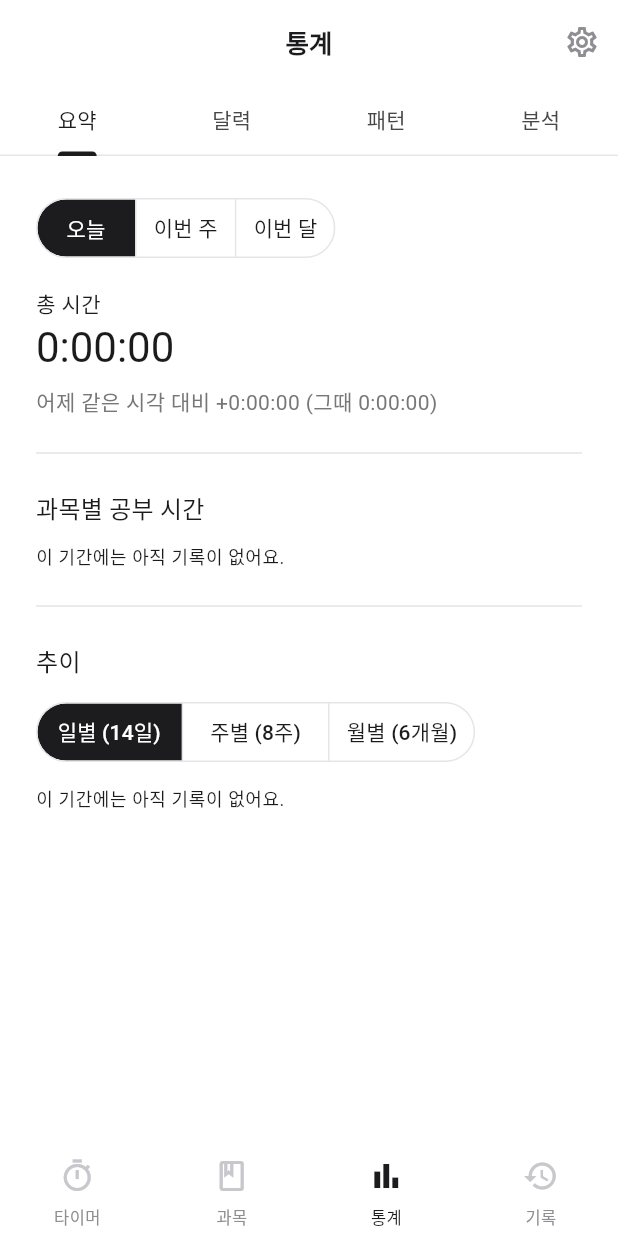
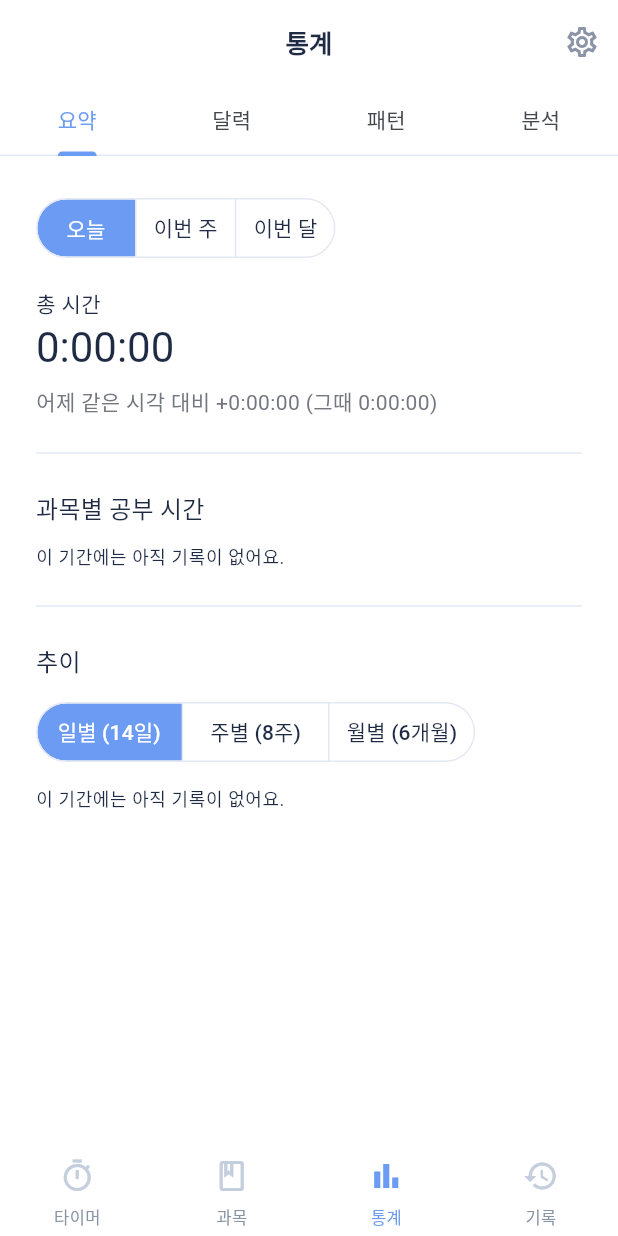
Before and after one commit to leche5736-oss/study-timer, a Flutter app: the screen it shows after launch, item 3 of the bottom bar chosen, on a phone screen of 412 x 824 dp. Run offline on Flutter 3.47's test engine with Material 3 defaults, Android fonts, the phone set to English and light mode, and no system bars; our stand-ins replace flutter_local_notifications, shared_preferences, supabase_flutter, timezone; accounts and stored records are empty.

Commit message:
0.8.1: 화이트·파스텔 블루 색감, 밝은 휴식 화면, 분석 기준
Co-Authored-By: Claude Opus 5.5 (1M context) <noreply@anthropic.com>
Claude-Session: https://claude.ai/code/session_01SKaRfKLzgM57NpQ51tDC7L

```diff
--- a/lib/screens/home_screen.dart
+++ b/lib/screens/home_screen.dart
@@ -6,6 +6,7 @@ import '../models.dart';
 import '../services/store.dart';
 import '../services/sync.dart';
 import '../services/window.dart';
+import '../theme.dart';
 import 'focus_screen.dart';
 import 'history_tab.dart';
 import 'mini_timer.dart';
@@ -79,9 +80,9 @@ class _HomeScreenState extends State<HomeScreen> {
           Phase.rest => RestScreen(store: store),
           _ => _home(context),
         };
-        // 검은 바탕 위에서 이전 화면이 먼저 사라지고 새 화면이 나타납니다.
+        // 어두운 바탕 위에서 이전 화면이 먼저 사라지고 새 화면이 나타납니다.
         return ColoredBox(
-          color: Colors.black,
+          color: AppColors.night,
           child: AnimatedSwitcher(
             duration: const Duration(milliseconds: 900),
             switchInCurve: const Interval(0.4, 1, curve: Curves.easeOut),
--- a/lib/screens/stats_tab.dart
+++ b/lib/screens/stats_tab.dart
@@ -81,13 +81,28 @@ class _StatsTabState extends State<StatsTab> {
                 ]),
                 page([
                   _section(theme, '딴짓·딴생각 (최근 7일)'),
-                  _distractions(theme, sessions, now),
+                  _gated(
+                    theme,
+                    distractionReadiness(sessions, now, dayStartHour: _h),
+                    '최근 7일 중 공부한 날',
+                    () => _distractions(theme, sessions, now),
+                  ),
                   const Divider(height: 48),
                   _section(theme, '집중 길이별 집중도'),
-                  _lengths(theme, sessions),
+                  _gated(
+                    theme,
+                    lengthReadiness(sessions),
+                    '집중도를 남긴 블록',
+                    () => _lengths(theme, sessions),
+                  ),
                   const Divider(height: 48),
                   _section(theme, '휴식 방식별 다음 블록 집중도'),
-                  _rests(theme, sessions),
+                  _gated(
+                    theme,
+                    restReadiness(sessions),
+                    '휴식 중 한 일을 남기고 이어서 공부한 블록',
+                    () => _rests(theme, sessions),
+                  ),
                   const Divider(height: 48),
                   _csvButton(sessions),
                 ]),
@@ -512,6 +527,31 @@ class _StatsTabState extends State<StatsTab> {
     );
   }
 
+  /// 기록이 [r.need]만큼 쌓이면 분석을 보여 주고, 그 전에는 얼마나 남았는지만.
+  Widget _gated(
+    ThemeData theme,
+    Readiness r,
+    String what,
+    Widget Function() build,
+  ) {
+    if (r.ready) return build();
+    return Column(
+      crossAxisAlignment: CrossAxisAlignment.start,
+      children: [
+        ClipRRect(
+          borderRadius: BorderRadius.circular(3),
+          child: LinearProgressIndicator(value: r.progress, minHeight: 6),
+        ),
+        const SizedBox(height: 8),
+        _empty(
+          theme,
+          '$what ${r.have}/${r.need}${r.unit} · '
+          '${r.need - r.have}${r.unit} 더 쌓이면 볼 수 있어요',
+        ),
+      ],
+    );
+  }
+
   Widget _section(ThemeData theme, String title) => Padding(
     padding: const EdgeInsets.only(bottom: 12),
     child: Text(title, style: theme.textTheme.titleMedium),
--- a/lib/screens/timer_tab.dart
+++ b/lib/screens/timer_tab.dart
@@ -127,7 +127,7 @@ class _RatingDot extends StatelessWidget {
   @override
   Widget build(BuildContext context) {
     return Material(
-      color: selected ? AppColors.ink : AppColors.fill,
+      color: selected ? AppColors.accent : AppColors.fill,
       shape: const CircleBorder(),
       child: InkWell(
         customBorder: const CircleBorder(),
--- a/lib/stats.dart
+++ b/lib/stats.dart
@@ -670,3 +670,49 @@ List<Map<String, Object>> menuBarItems(
     ..add(item('open', '앱 열기'));
   return items;
 }
+
+// ---------- 분석을 보여 줄 만큼 기록이 쌓였는지 ----------
+
+/// 분석 하나를 열기 위한 기록 수. [have]가 [need] 이상이면 분석을 보여 줍니다.
+class Readiness {
+  final int have;
+  final int need;
+  final String unit; // '일', '번'
+  const Readiness(this.have, this.need, this.unit);
+
+  bool get ready => have >= need;
+  double get progress => (have / need).clamp(0, 1).toDouble();
+}
+
+/// 딴짓·딴생각: 최근 7일 중 3일 이상 공부해야 비교할 만합니다.
+Readiness distractionReadiness(
+  Iterable<StudySession> sessions,
+  DateTime now, {
+  int dayStartHour = 0,
+}) {
+  final today = studyDate(now, dayStartHour);
+  final since = DateTime(today.year, today.month, today.day - 6);
+  final days = dailyTotals(
+    sessions,
+    dayStartHour: dayStartHour,
+  ).keys.where((d) => !d.isBefore(since) && !d.isAfter(today)).length;
+  return Readiness(days, 3, '일');
+}
+
+/// 집중 길이별 집중도: 집중도를 남긴 5분 넘는 블록 10개.
+Readiness lengthReadiness(Iterable<StudySession> sessions) => Readiness(
+  sessions
+      .where(
+        (s) => !s.deleted && s.focusRating != null && s.focusSeconds >= 5 * 60,
+      )
+      .length,
+  10,
+  '번',
+);
+
+/// 휴식 방식별 비교: "휴식 중 한 일"을 남기고 이어서 공부한 경우 6번.
+Readiness restReadiness(Iterable<StudySession> sessions) => Readiness(
+  restComparison(sessions).fold(0, (sum, r) => sum + r.count),
+  6,
+  '번',
+);
--- a/lib/theme.dart
+++ b/lib/theme.dart
@@ -1,31 +1,33 @@
 import 'package:flutter/material.dart';
 
-/// 앱 전체 색과 모양. 흰 바탕에 검은 글자, 회색은 보조 정보에만 씁니다.
-/// 집중·휴식 화면만 검은 바탕입니다 (focus_screen.dart, rest_screen.dart).
+/// 앱 전체 색과 모양. 흰 바탕에 파스텔 블루, 글자는 짙은 남색, 보조 정보는 회색.
+/// 집중 화면만 어두운 남색 바탕입니다 (focus_screen.dart).
 class AppColors {
-  static const ink = Color(0xFF1C1C1E); // 글자, 시작 버튼
-  static const grey = Color(0xFF8E8E93); // 보조 글자
-  static const faint = Color(0xFFC7C7CC); // 고르지 않은 항목
-  static const fill = Color(0xFFF2F2F7); // 입력 칸, 카드 바탕
-  static const line = Color(0xFFE5E5EA); // 구분선
+  static const ink = Color(0xFF1F2A44); // 글자
+  static const accent = Color(0xFF6B9BF2); // 시작 버튼, 고른 항목
+  static const soft = Color(0xFFDCE8FC); // 연한 파랑 (숨쉬기 원 등)
+  static const grey = Color(0xFF8A94A6); // 보조 글자
+  static const faint = Color(0xFFC5CEDD); // 고르지 않은 항목
+  static const fill = Color(0xFFF1F5FC); // 입력 칸, 카드 바탕
+  static const line = Color(0xFFE3E9F3); // 구분선
+  static const restBg = Color(0xFFF5F8FE); // 휴식 화면 바탕
 
-  // 어두운 화면 (집중·휴식)
-  static const dim = Color(0xFF8A8F98);
-  static const dimLine = Color(0xFF2A2F37);
+  // 집중 화면 (어두운 남색)
+  static const night = Color(0xFF0F1626);
+  static const nightRaised = Color(0xFF1A2438); // 버튼, 입력 칸
+  static const dim = Color(0xFF9FB6DB); // 시간, 글자
+  static const nightFaint = Color(0xFF4A5874); // 안내 글자
 }
 
 ThemeData appTheme() {
-  final scheme =
-      ColorScheme.fromSeed(
-        seedColor: AppColors.ink,
-        dynamicSchemeVariant: DynamicSchemeVariant.monochrome,
-      ).copyWith(
-        primary: AppColors.ink,
-        onPrimary: Colors.white,
-        surface: Colors.white,
-        surfaceContainerHighest: AppColors.fill,
-        outlineVariant: AppColors.line,
-      );
+  final scheme = ColorScheme.fromSeed(seedColor: AppColors.accent).copyWith(
+    primary: AppColors.accent,
+    onSurface: AppColors.ink,
+    onPrimary: Colors.white,
+    surface: Colors.white,
+    surfaceContainerHighest: AppColors.fill,
+    outlineVariant: AppColors.line,
+  );
   final rounded = RoundedRectangleBorder(
     borderRadius: BorderRadius.circular(12),
   );
@@ -56,7 +58,7 @@ ThemeData appTheme() {
         (s) => TextStyle(
           fontSize: 11,
           color: s.contains(WidgetState.selected)
-              ? AppColors.ink
+              ? AppColors.accent
               : AppColors.grey,
         ),
       ),
@@ -64,7 +66,7 @@ ThemeData appTheme() {
         (s) => IconThemeData(
           size: 24,
           color: s.contains(WidgetState.selected)
-              ? AppColors.ink
+              ? AppColors.accent
               : AppColors.faint,
         ),
       ),
@@ -78,7 +80,7 @@ ThemeData appTheme() {
     ),
     filledButtonTheme: FilledButtonThemeData(
       style: FilledButton.styleFrom(
-        backgroundColor: AppColors.ink,
+        backgroundColor: AppColors.accent,
         foregroundColor: Colors.white,
         shape: rounded,
       ),
@@ -95,7 +97,7 @@ ThemeData appTheme() {
     ),
     chipTheme: ChipThemeData(
       backgroundColor: AppColors.fill,
-      selectedColor: AppColors.ink,
+      selectedColor: AppColors.accent,
       labelStyle: TextStyle(
         color: WidgetStateColor.resolveWith(
           (s) =>
@@ -110,7 +112,7 @@ ThemeData appTheme() {
       style: ButtonStyle(
         side: const WidgetStatePropertyAll(BorderSide(color: AppColors.line)),
         backgroundColor: WidgetStateProperty.resolveWith(
-          (s) => s.contains(WidgetState.selected) ? AppColors.ink : null,
+          (s) => s.contains(WidgetState.selected) ? AppColors.accent : null,
         ),
         foregroundColor: WidgetStateProperty.resolveWith(
           (s) =>
--- a/lib/version.dart
+++ b/lib/version.dart
@@ -1,2 +1,2 @@
 /// 앱 화면에 보여주는 버전. pubspec.yaml의 version과 같아야 합니다(테스트로 확인).
-const appVersion = '0.8.0';
+const appVersion = '0.8.1';
--- a/pubspec.yaml
+++ b/pubspec.yaml
@@ -16,7 +16,7 @@ publish_to: 'none' # Remove this line if you wish to publish to pub.dev
 # https://developer.apple.com/library/archive/documentation/General/Reference/InfoPlistKeyReference/Articles/CoreFoundationKeys.html
 # In Windows, build-name is used as the major, minor, and patch parts
 # of the product and file versions while build-number is used as the build suffix.
-version: 0.8.0+8
+version: 0.8.1+9
 
 environment:
   sdk: ^3.13.5
```
Also changed, not shown: lib/screens/focus_screen.dart (+8 -14 lines), lib/screens/idle_view.dart (+4 -4 lines), lib/screens/mini_timer.dart (+4 -4 lines), lib/screens/rest_screen.dart (+34 -80 lines), 3 other files.
